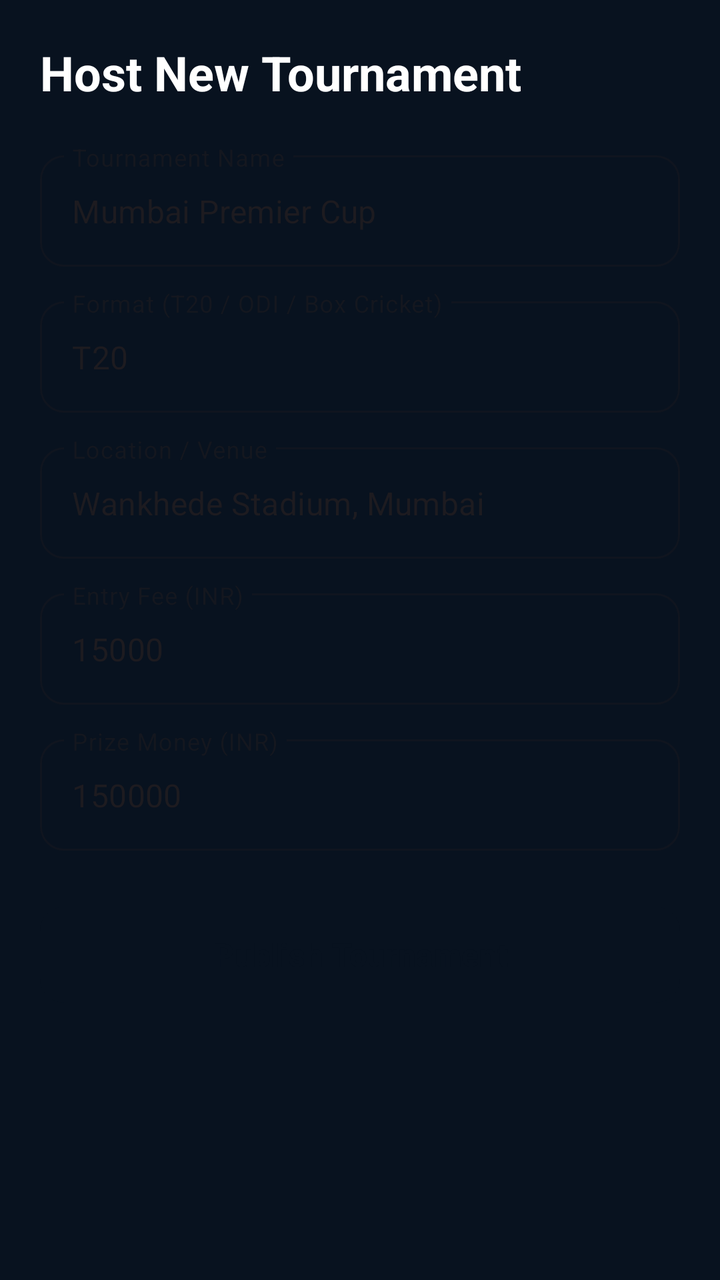
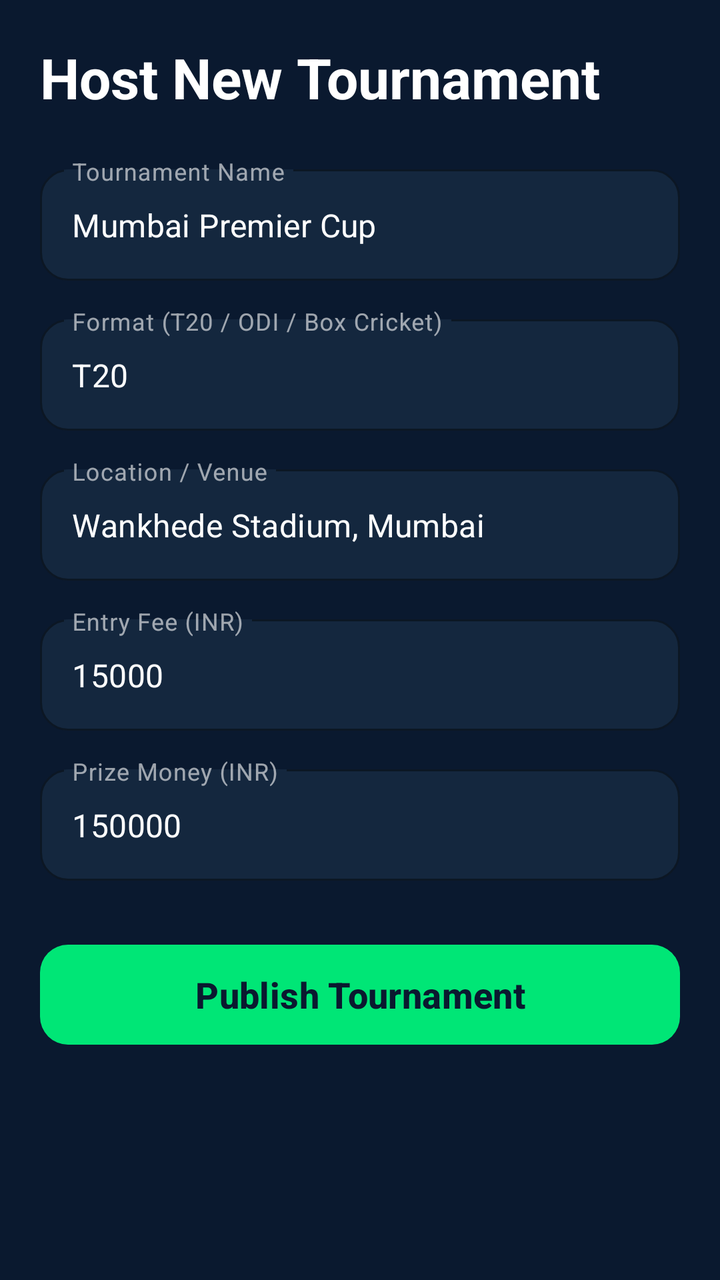

Before-and-after screenshots of an Android layout around one commit, followed by the original layout XML and the change that was made.
<!-- AndroidManifest.xml: application theme Theme.TwelveMan -->
<!-- res/layout/fragment_create_tournament.xml -->
<?xml version="1.0" encoding="utf-8"?>
<ScrollView xmlns:android="http://schemas.android.com/apk/res/android"
    xmlns:app="http://schemas.android.com/apk/res-auto"
    android:layout_width="match_parent"
    android:layout_height="match_parent"
    android:background="@color/bg_light"
    android:fillViewport="true">

    <LinearLayout
        android:layout_width="match_parent"
        android:layout_height="wrap_content"
        android:orientation="vertical"
        android:padding="20dp">

        <TextView
            android:layout_width="wrap_content"
            android:layout_height="wrap_content"
            android:text="Host New Tournament"
            android:textColor="@color/text_primary"
            android:textSize="24sp"
            android:textStyle="bold" />

        <com.google.android.material.textfield.TextInputLayout
            style="@style/Widget.MaterialComponents.TextInputLayout.OutlinedBox"
            android:layout_width="match_parent"
            android:layout_height="wrap_content"
            android:layout_marginTop="20dp"
            android:hint="Tournament Name"
            app:boxCornerRadiusBottomEnd="12dp"
            app:boxCornerRadiusBottomStart="12dp"
            app:boxCornerRadiusTopEnd="12dp"
            app:boxCornerRadiusTopStart="12dp">

            <com.google.android.material.textfield.TextInputEditText
                android:id="@+id/etTournamentName"
                android:layout_width="match_parent"
                android:layout_height="wrap_content"
                android:text="Mumbai Premier Cup" />
        </com.google.android.material.textfield.TextInputLayout>

        <com.google.android.material.textfield.TextInputLayout
            style="@style/Widget.MaterialComponents.TextInputLayout.OutlinedBox"
            android:layout_width="match_parent"
            android:layout_height="wrap_content"
            android:layout_marginTop="12dp"
            android:hint="Format (T20 / ODI / Box Cricket)"
            app:boxCornerRadiusBottomEnd="12dp"
            app:boxCornerRadiusBottomStart="12dp"
            app:boxCornerRadiusTopEnd="12dp"
            app:boxCornerRadiusTopStart="12dp">

            <com.google.android.material.textfield.TextInputEditText
                android:id="@+id/etFormat"
                android:layout_width="match_parent"
                android:layout_height="wrap_content"
                android:text="T20" />
        </com.google.android.material.textfield.TextInputLayout>

        <com.google.android.material.textfield.TextInputLayout
            style="@style/Widget.MaterialComponents.TextInputLayout.OutlinedBox"
            android:layout_width="match_parent"
            android:layout_height="wrap_content"
            android:layout_marginTop="12dp"
            android:hint="Location / Venue"
            app:boxCornerRadiusBottomEnd="12dp"
            app:boxCornerRadiusBottomStart="12dp"
            app:boxCornerRadiusTopEnd="12dp"
            app:boxCornerRadiusTopStart="12dp">

            <com.google.android.material.textfield.TextInputEditText
                android:id="@+id/etLocation"
                android:layout_width="match_parent"
                android:layout_height="wrap_content"
                android:text="Wankhede Stadium, Mumbai" />
        </com.google.android.material.textfield.TextInputLayout>

        <com.google.android.material.textfield.TextInputLayout
            style="@style/Widget.MaterialComponents.TextInputLayout.OutlinedBox"
            android:layout_width="match_parent"
            android:layout_height="wrap_content"
            android:layout_marginTop="12dp"
            android:hint="Entry Fee (INR)"
            app:boxCornerRadiusBottomEnd="12dp"
            app:boxCornerRadiusBottomStart="12dp"
            app:boxCornerRadiusTopEnd="12dp"
            app:boxCornerRadiusTopStart="12dp">

            <com.google.android.material.textfield.TextInputEditText
                android:id="@+id/etEntryFee"
                android:layout_width="match_parent"
                android:layout_height="wrap_content"
                android:inputType="number"
                android:text="15000" />
        </com.google.android.material.textfield.TextInputLayout>

        <com.google.android.material.textfield.TextInputLayout
            style="@style/Widget.MaterialComponents.TextInputLayout.OutlinedBox"
            android:layout_width="match_parent"
            android:layout_height="wrap_content"
            android:layout_marginTop="12dp"
            android:hint="Prize Money (INR)"
            app:boxCornerRadiusBottomEnd="12dp"
            app:boxCornerRadiusBottomStart="12dp"
            app:boxCornerRadiusTopEnd="12dp"
            app:boxCornerRadiusTopStart="12dp">

            <com.google.android.material.textfield.TextInputEditText
                android:id="@+id/etPrizeMoney"
                android:layout_width="match_parent"
                android:layout_height="wrap_content"
                android:inputType="number"
                android:text="150000" />
        </com.google.android.material.textfield.TextInputLayout>

        <com.google.android.material.button.MaterialButton
            android:id="@+id/btnPublishTournament"
            android:layout_width="match_parent"
            android:layout_height="56dp"
            android:layout_marginTop="24dp"
            android:text="Publish Tournament"
            android:textSize="16sp"
            android:textStyle="bold"
            app:backgroundTint="@color/primary_navy"
            app:cornerRadius="12dp" />
    </LinearLayout>
</ScrollView>
<!-- resources referenced by this layout -->
<resources>
  <color name="bg_light">#08121F</color>
  <color name="primary_navy">#08121F</color>
  <color name="text_primary">#FFFFFF</color>
  <style name="Theme.TwelveMan" parent="Theme.Material3.DayNight.NoActionBar">
          <item name="colorPrimary">@color/accent_green</item>
          <item name="colorPrimaryVariant">@color/primary_variant</item>
          <item name="colorOnPrimary">@color/primary_navy</item>
          <item name="colorSecondary">@color/accent_green</item>
          <item name="colorOnSecondary">@color/primary_navy</item>
          <item name="android:statusBarColor">@color/primary_navy</item>
          <item name="android:windowBackground">@color/bg_light</item>
      </style>
  <color name="accent_green">#45E6A4</color>
  <color name="primary_variant">#132238</color>
</resources>

<!-- the commit's change to res/layout/fragment_create_tournament.xml (unified diff, before → after) -->
@@ -17,110 +17,136 @@
             android:layout_height="wrap_content"
             android:text="Host New Tournament"
             android:textColor="@color/text_primary"
-            android:textSize="24sp"
+            android:textSize="28sp"
             android:textStyle="bold" />
 
         <com.google.android.material.textfield.TextInputLayout
             style="@style/Widget.MaterialComponents.TextInputLayout.OutlinedBox"
             android:layout_width="match_parent"
             android:layout_height="wrap_content"
-            android:layout_marginTop="20dp"
+            android:layout_marginTop="22dp"
             android:hint="Tournament Name"
-            app:boxCornerRadiusBottomEnd="12dp"
-            app:boxCornerRadiusBottomStart="12dp"
-            app:boxCornerRadiusTopEnd="12dp"
-            app:boxCornerRadiusTopStart="12dp">
+            app:boxBackgroundColor="@color/surface_white"
+            app:boxCornerRadiusBottomEnd="14dp"
+            app:boxCornerRadiusBottomStart="14dp"
+            app:boxCornerRadiusTopEnd="14dp"
+            app:boxCornerRadiusTopStart="14dp"
+            app:boxStrokeColor="@color/accent_green"
+            app:hintTextColor="@color/accent_green">
 
             <com.google.android.material.textfield.TextInputEditText
                 android:id="@+id/etTournamentName"
                 android:layout_width="match_parent"
                 android:layout_height="wrap_content"
-                android:text="Mumbai Premier Cup" />
+                android:text="Mumbai Premier Cup"
+                android:textColor="@color/text_primary"
+                android:textSize="16sp" />
         </com.google.android.material.textfield.TextInputLayout>
 
         <com.google.android.material.textfield.TextInputLayout
             style="@style/Widget.MaterialComponents.TextInputLayout.OutlinedBox"
             android:layout_width="match_parent"
             android:layout_height="wrap_content"
-            android:layout_marginTop="12dp"
+            android:layout_marginTop="14dp"
             android:hint="Format (T20 / ODI / Box Cricket)"
-            app:boxCornerRadiusBottomEnd="12dp"
-            app:boxCornerRadiusBottomStart="12dp"
-            app:boxCornerRadiusTopEnd="12dp"
-            app:boxCornerRadiusTopStart="12dp">
+            app:boxBackgroundColor="@color/surface_white"
+            app:boxCornerRadiusBottomEnd="14dp"
+            app:boxCornerRadiusBottomStart="14dp"
+            app:boxCornerRadiusTopEnd="14dp"
+            app:boxCornerRadiusTopStart="14dp"
+            app:boxStrokeColor="@color/accent_green"
+            app:hintTextColor="@color/accent_green">
 
             <com.google.android.material.textfield.TextInputEditText
                 android:id="@+id/etFormat"
                 android:layout_width="match_parent"
                 android:layout_height="wrap_content"
-                android:text="T20" />
+                android:text="T20"
+                android:textColor="@color/text_primary"
+                android:textSize="16sp" />
         </com.google.android.material.textfield.TextInputLayout>
 
         <com.google.android.material.textfield.TextInputLayout
             style="@style/Widget.MaterialComponents.TextInputLayout.OutlinedBox"
             android:layout_width="match_parent"
             android:layout_height="wrap_content"
-            android:layout_marginTop="12dp"
+            android:layout_marginTop="14dp"
             android:hint="Location / Venue"
-            app:boxCornerRadiusBottomEnd="12dp"
-            app:boxCornerRadiusBottomStart="12dp"
-            app:boxCornerRadiusTopEnd="12dp"
-            app:boxCornerRadiusTopStart="12dp">
+            app:boxBackgroundColor="@color/surface_white"
+            app:boxCornerRadiusBottomEnd="14dp"
+            app:boxCornerRadiusBottomStart="14dp"
+            app:boxCornerRadiusTopEnd="14dp"
+            app:boxCornerRadiusTopStart="14dp"
+            app:boxStrokeColor="@color/accent_green"
+            app:hintTextColor="@color/accent_green">
 
             <com.google.android.material.textfield.TextInputEditText
                 android:id="@+id/etLocation"
                 android:layout_width="match_parent"
                 android:layout_height="wrap_content"
-                android:text="Wankhede Stadium, Mumbai" />
+                android:text="Wankhede Stadium, Mumbai"
+                android:textColor="@color/text_primary"
+                android:textSize="16sp" />
         </com.google.android.material.textfield.TextInputLayout>
 
         <com.google.android.material.textfield.TextInputLayout
             style="@style/Widget.MaterialComponents.TextInputLayout.OutlinedBox"
             android:layout_width="match_parent"
             android:layout_height="wrap_content"
-            android:layout_marginTop="12dp"
+            android:layout_marginTop="14dp"
             android:hint="Entry Fee (INR)"
-            app:boxCornerRadiusBottomEnd="12dp"
-            app:boxCornerRadiusBottomStart="12dp"
-            app:boxCornerRadiusTopEnd="12dp"
-            app:boxCornerRadiusTopStart="12dp">
+            app:boxBackgroundColor="@color/surface_white"
+            app:boxCornerRadiusBottomEnd="14dp"
+            app:boxCornerRadiusBottomStart="14dp"
+            app:boxCornerRadiusTopEnd="14dp"
+            app:boxCornerRadiusTopStart="14dp"
+            app:boxStrokeColor="@color/accent_green"
+            app:hintTextColor="@color/accent_green">
 
             <com.google.android.material.textfield.TextInputEditText
                 android:id="@+id/etEntryFee"
                 android:layout_width="match_parent"
                 android:layout_height="wrap_content"
                 android:inputType="number"
-                android:text="15000" />
+                android:text="15000"
+                android:textColor="@color/text_primary"
+                android:textSize="16sp" />
         </com.google.android.material.textfield.TextInputLayout>
 
         <com.google.android.material.textfield.TextInputLayout
             style="@style/Widget.MaterialComponents.TextInputLayout.OutlinedBox"
             android:layout_width="match_parent"
             android:layout_height="wrap_content"
-            android:layout_marginTop="12dp"
+            android:layout_marginTop="14dp"
             android:hint="Prize Money (INR)"
-            app:boxCornerRadiusBottomEnd="12dp"
-            app:boxCornerRadiusBottomStart="12dp"
-            app:boxCornerRadiusTopEnd="12dp"
-            app:boxCornerRadiusTopStart="12dp">
+            app:boxBackgroundColor="@color/surface_white"
+            app:boxCornerRadiusBottomEnd="14dp"
+            app:boxCornerRadiusBottomStart="14dp"
+            app:boxCornerRadiusTopEnd="14dp"
+            app:boxCornerRadiusTopStart="14dp"
+            app:boxStrokeColor="@color/accent_green"
+            app:hintTextColor="@color/accent_green">
 
             <com.google.android.material.textfield.TextInputEditText
                 android:id="@+id/etPrizeMoney"
                 android:layout_width="match_parent"
                 android:layout_height="wrap_content"
                 android:inputType="number"
-                android:text="150000" />
+                android:text="150000"
+                android:textColor="@color/text_primary"
+                android:textSize="16sp" />
         </com.google.android.material.textfield.TextInputLayout>
 
         <com.google.android.material.button.MaterialButton
             android:id="@+id/btnPublishTournament"
             android:layout_width="match_parent"
-            android:layout_height="56dp"
-            android:layout_marginTop="24dp"
+            android:layout_height="58dp"
+            android:layout_marginTop="28dp"
             android:text="Publish Tournament"
-            android:textSize="16sp"
+            android:textColor="@color/primary_navy"
+            android:textSize="18sp"
             android:textStyle="bold"
-            app:backgroundTint="@color/primary_navy"
-            app:cornerRadius="12dp" />
+            app:backgroundTint="@color/accent_green"
+            app:cornerRadius="14dp" />
     </LinearLayout>
 </ScrollView>
<!-- resource entries referenced after the edit -->
@@ -1,18 +1,69 @@
 <!-- resources referenced by this layout -->
 <resources>
-  <color name="bg_light">#08121F</color>
-  <color name="primary_navy">#08121F</color>
+  <color name="bg_light">#0A192F</color>
+  <color name="primary_navy">#0A192F</color>
+  <color name="surface_white">#14273E</color>
   <color name="text_primary">#FFFFFF</color>
   <style name="Theme.TwelveMan" parent="Theme.Material3.DayNight.NoActionBar">
+          
           <item name="colorPrimary">@color/accent_green</item>
           <item name="colorPrimaryVariant">@color/primary_variant</item>
           <item name="colorOnPrimary">@color/primary_navy</item>
-          <item name="colorSecondary">@color/accent_green</item>
+          <item name="colorSecondary">@color/accent_gold</item>
           <item name="colorOnSecondary">@color/primary_navy</item>
+          <item name="colorTertiary">@color/accent_blue</item>
+          <item name="colorOnTertiary">@color/text_white</item>
+          <item name="colorSurface">@color/surface_white</item>
+          <item name="colorOnSurface">@color/text_primary</item>
           <item name="android:statusBarColor">@color/primary_navy</item>
+          <item name="android:navigationBarColor">@color/primary_navy</item>
           <item name="android:windowBackground">@color/bg_light</item>
+  
+          
+          <item name="android:textColorPrimary">@color/text_primary</item>
+          <item name="android:textColorSecondary">@color/text_secondary</item>
+          <item name="android:textColorHint">@color/text_hint</item>
+  
+          <item name="textAppearanceHeadlineLarge">@style/TextAppearance.TwelveMan.HeadlineLarge</item>
+          <item name="textAppearanceHeadlineMedium">@style/TextAppearance.TwelveMan.HeadlineMedium</item>
+          <item name="textAppearanceTitleLarge">@style/TextAppearance.TwelveMan.TitleLarge</item>
+          <item name="textAppearanceBodyLarge">@style/TextAppearance.TwelveMan.BodyLarge</item>
+          <item name="textAppearanceBodyMedium">@style/TextAppearance.TwelveMan.BodyMedium</item>
       </style>
-  <color name="accent_green">#45E6A4</color>
-  <color name="primary_variant">#132238</color>
+  <color name="accent_green">#00E676</color>
+  <color name="primary_variant">#14273E</color>
+  <color name="accent_gold">#FFD700</color>
+  <color name="accent_blue">#2979FF</color>
+  <color name="text_white">#FFFFFF</color>
+  <color name="text_secondary">#E2E8F0</color>
+  <color name="text_hint">#A0AEC0</color>
+  <style name="TextAppearance.TwelveMan.HeadlineLarge" parent="TextAppearance.Material3.HeadlineLarge">
+          <item name="android:textSize">@dimen/text_size_hero</item>
+          <item name="android:textStyle">bold</item>
+          <item name="android:textColor">@color/text_primary</item>
+      </style>
+  <style name="TextAppearance.TwelveMan.HeadlineMedium" parent="TextAppearance.Material3.HeadlineMedium">
+          <item name="android:textSize">@dimen/text_size_display</item>
+          <item name="android:textStyle">bold</item>
+          <item name="android:textColor">@color/text_primary</item>
+      </style>
+  <style name="TextAppearance.TwelveMan.TitleLarge" parent="TextAppearance.Material3.TitleLarge">
+          <item name="android:textSize">@dimen/text_size_headline</item>
+          <item name="android:textStyle">bold</item>
+          <item name="android:textColor">@color/text_primary</item>
+      </style>
+  <style name="TextAppearance.TwelveMan.BodyLarge" parent="TextAppearance.Material3.BodyLarge">
+          <item name="android:textSize">@dimen/text_size_body</item>
+          <item name="android:textColor">@color/text_primary</item>
+      </style>
+  <style name="TextAppearance.TwelveMan.BodyMedium" parent="TextAppearance.Material3.BodyMedium">
+          <item name="android:textSize">@dimen/text_size_body_secondary</item>
+          <item name="android:textColor">@color/text_secondary</item>
+      </style>
+  <dimen name="text_size_hero">34sp</dimen>
+  <dimen name="text_size_display">28sp</dimen>
+  <dimen name="text_size_headline">24sp</dimen>
+  <dimen name="text_size_body">16sp</dimen>
+  <dimen name="text_size_body_secondary">15sp</dimen>
 </resources>
 
